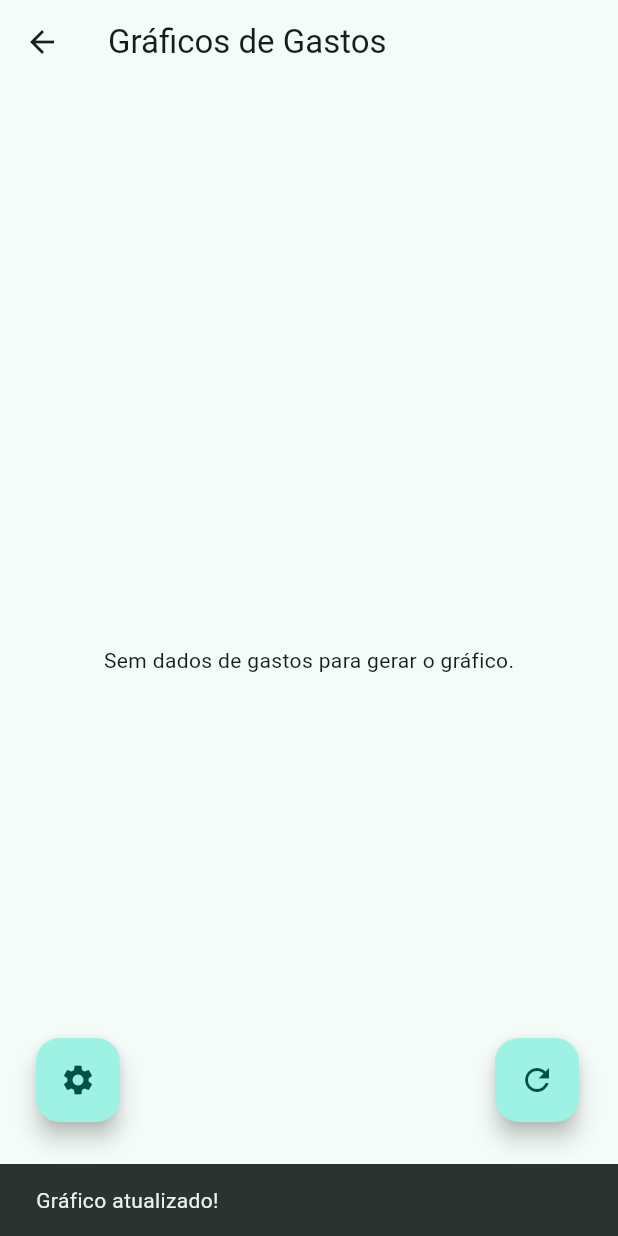
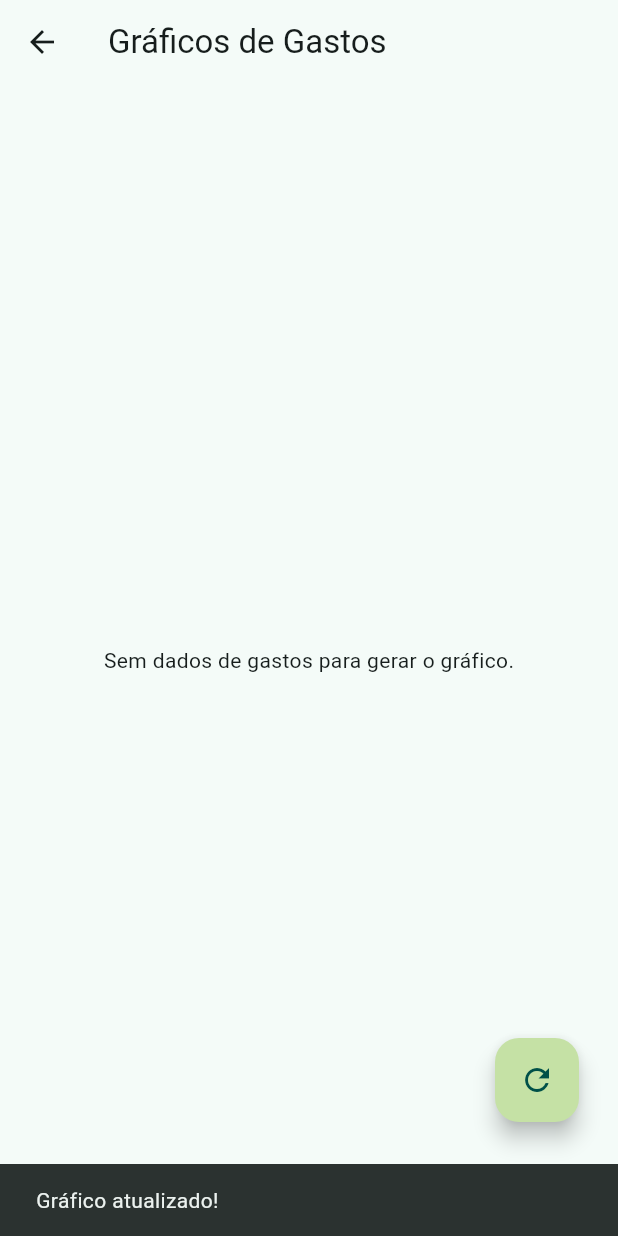
Before and after one commit to SamIamarino/Projeto-Final-Disp-Moveis, a Flutter app: the GraphicsExpenseScreen screen opened directly, after a tap on the "refresh" icon, on a phone screen of 412 x 824 dp. Run offline on Flutter 3.47's test engine with Material 3 defaults, Android fonts, the phone set to English and light mode, and no system bars; our stand-ins replace fl_chart, sqflite; accounts and stored records are empty.

Commit message:
FEAT:: apagando botao tela do grafico e alterando cor para as cores corretas

```diff
--- a/gestorfinanceiro/lib/views/screens/grafics_expense_screen.dart
+++ b/gestorfinanceiro/lib/views/screens/grafics_expense_screen.dart
@@ -218,20 +218,7 @@ class _GraphicsExpenseScreenState extends State<GraphicsExpenseScreen> {
               },
               heroTag: "refreshGraphicBtn",
               child: const Icon(Icons.refresh),
-            ),
-          ),
-          Positioned(
-            bottom: 12.0,
-            left: 40.0,
-            child: FloatingActionButton(
-              onPressed: () {
-                ScaffoldMessenger.of(context).showSnackBar(
-                  const SnackBar(
-                      content: Text('Opções de gráfico (filtro, tipo)')),
-                );
-              },
-              heroTag: "graphicOptionsBtn",
-              child: const Icon(Icons.settings),
+              backgroundColor: Colors.lightGreen.shade200, // Custom color
             ),
           ),
         ],
```
